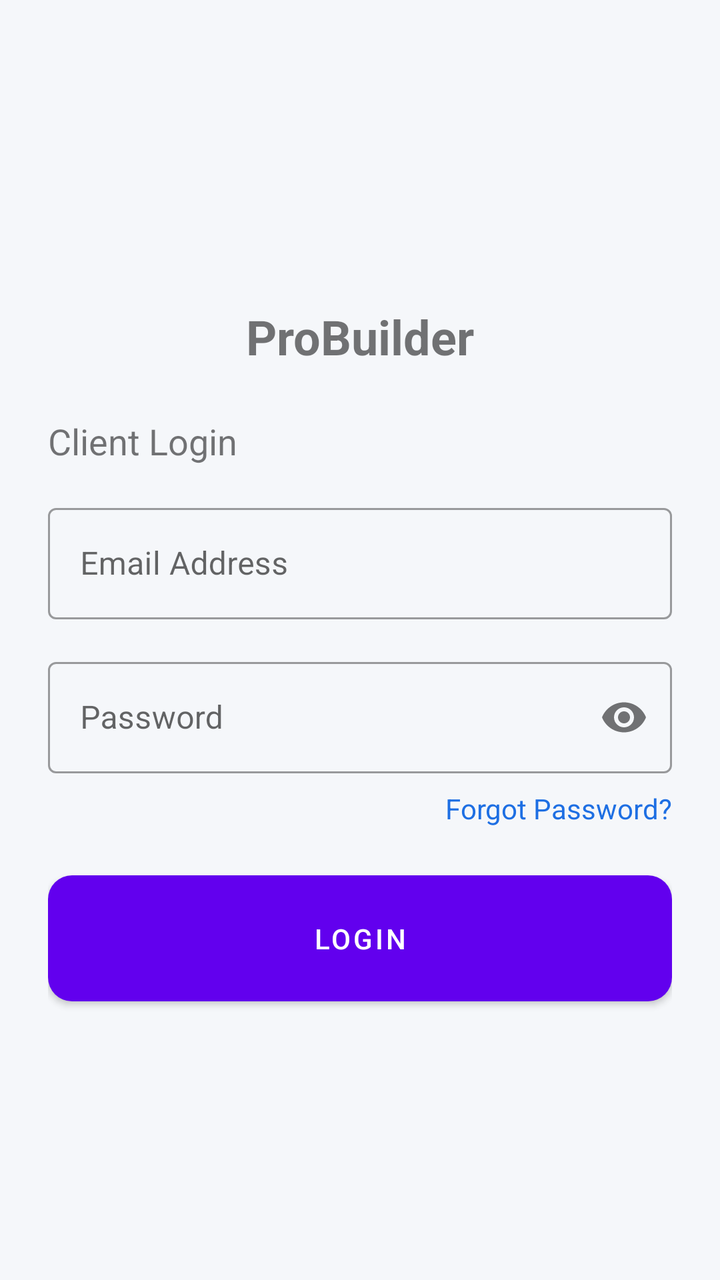
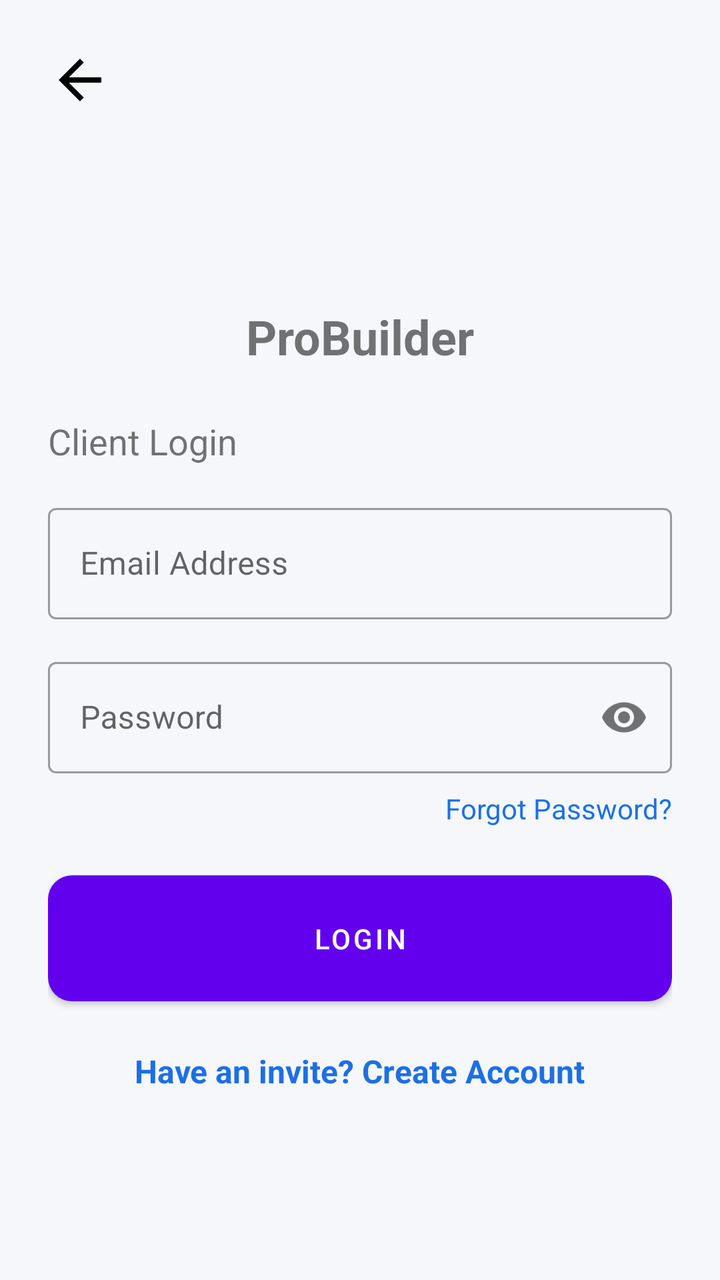

Screens rendered from an Android XML layout before and after an edit, with the pre-edit source and the edit as a unified diff.
<!-- AndroidManifest.xml: application theme Theme.ProBuilder -->
<!-- res/layout/activity_client_login.xml -->
<?xml version="1.0" encoding="utf-8"?>
<RelativeLayout xmlns:android="http://schemas.android.com/apk/res/android"
    xmlns:app="http://schemas.android.com/apk/res-auto"
    xmlns:tools="http://schemas.android.com/tools"
    android:layout_width="match_parent"
    android:layout_height="match_parent"
    android:background="#F5F7FA"
    android:padding="24dp"
    tools:context=".ClientLoginActivity">

    <LinearLayout
        android:id="@+id/headerLayout"
        android:layout_width="wrap_content"
        android:layout_height="wrap_content"
        android:layout_centerHorizontal="true"
        android:layout_marginTop="32dp"
        android:layout_marginBottom="24dp"
        android:gravity="center"
        android:orientation="vertical">

        <ImageView
            android:id="@+id/logoImageView"
            android:layout_width="80dp"
            android:layout_height="80dp"
            android:src="@mipmap/ic_launcher" />

        <TextView
            android:layout_width="wrap_content"
            android:layout_height="wrap_content"
            android:layout_marginTop="16dp"
            android:text="ProBuilder"
            android:textSize="24sp"
            android:textStyle="bold" />

    </LinearLayout>

    <TextView
        android:id="@+id/tvLoginTitle"
        android:layout_width="wrap_content"
        android:layout_height="wrap_content"
        android:layout_below="@id/headerLayout"
        android:layout_marginBottom="16dp"
        android:text="Client Login"
        android:textSize="18sp" />

    <com.google.android.material.textfield.TextInputLayout
        android:id="@+id/tilEmail"
        style="@style/Widget.MaterialComponents.TextInputLayout.OutlinedBox"
        android:layout_width="match_parent"
        android:layout_height="wrap_content"
        android:layout_below="@+id/tvLoginTitle"
        android:hint="Email Address">

        <com.google.android.material.textfield.TextInputEditText
            android:id="@+id/etEmail"
            android:layout_width="match_parent"
            android:layout_height="wrap_content"
            android:inputType="textEmailAddress" />

    </com.google.android.material.textfield.TextInputLayout>

    <com.google.android.material.textfield.TextInputLayout
        android:id="@+id/tilPassword"
        style="@style/Widget.MaterialComponents.TextInputLayout.OutlinedBox"
        android:layout_width="match_parent"
        android:layout_height="wrap_content"
        android:layout_below="@+id/tilEmail"
        android:layout_marginTop="16dp"
        app:passwordToggleEnabled="true"
        android:hint="Password">

        <com.google.android.material.textfield.TextInputEditText
            android:id="@+id/etPassword"
            android:layout_width="match_parent"
            android:layout_height="wrap_content"
            android:inputType="textPassword" />

    </com.google.android.material.textfield.TextInputLayout>

    <TextView
        android:id="@+id/tvForgotPassword"
        android:layout_width="wrap_content"
        android:layout_height="wrap_content"
        android:layout_below="@+id/tilPassword"
        android:layout_alignParentEnd="true"
        android:layout_marginTop="8dp"
        android:text="Forgot Password?"
        android:textColor="#1E6FE3" />

    <Button
        android:id="@+id/btnLogin"
        android:layout_width="match_parent"
        android:layout_height="wrap_content"
        android:layout_below="@+id/tvForgotPassword"
        android:layout_marginTop="24dp"
        android:background="@drawable/gradient_button_background"
        android:padding="16dp"
        android:text="Login"
        android:textColor="@android:color/white" />

</RelativeLayout>
<!-- resources referenced by this layout -->
<resources>
  <!-- drawable gradient_button_background (drawable) -->
  <?xml version="1.0" encoding="utf-8"?>
  <shape xmlns:android="http://schemas.android.com/apk/res/android"
      android:shape="rectangle">
      <gradient
          android:angle="0"
          android:startColor="#3A7BD5"
          android:endColor="#00D2FF"
          android:type="linear" />
      <corners android:radius="12dp" />
  </shape>
  <!-- mipmap ic_launcher (mipmap-anydpi-v26) -->
  <?xml version="1.0" encoding="utf-8"?>
  <adaptive-icon xmlns:android="http://schemas.android.com/apk/res/android">
      <background android:drawable="@drawable/ic_launcher_background"/>
      <foreground android:drawable="@mipmap/ic_launcher_foreground"/>
  </adaptive-icon>
  <style name="Theme.ProBuilder" parent="Theme.MaterialComponents.Light.NoActionBar">
          
          <item name="colorPrimary">@color/colorPrimary</item>
          <item name="colorPrimaryVariant">@color/colorPrimaryDark</item>
          <item name="colorOnPrimary">@color/white</item>
          
          <item name="colorSecondary">@color/colorAccent</item>
          <item name="colorSecondaryVariant">@color/colorAccent</item>
          <item name="colorOnSecondary">@color/white</item>
          
          <item name="android:statusBarColor">?attr/colorPrimaryVariant</item>
      </style>
  <!-- drawable ic_launcher_background: vector/xml drawable (drawable, 4866 chars, omitted) -->
  <color name="colorPrimary">#6200EE</color>
  <color name="colorPrimaryDark">#3700B3</color>
  <color name="white">#FFFFFF</color>
  <color name="colorAccent">#03DAC5</color>
</resources>

<!-- the commit's change to res/layout/activity_client_login.xml (unified diff, before → after) -->
@@ -7,6 +7,15 @@
     android:background="#F5F7FA"
     android:padding="24dp"
     tools:context=".ClientLoginActivity">
+
+    <ImageView
+        android:id="@+id/btnBack"
+        android:layout_width="32dp"
+        android:layout_height="32dp"
+        android:src="@drawable/ic_arrow_back_black"
+        android:contentDescription="Back"
+        android:layout_alignParentStart="true"
+        android:layout_alignParentTop="true" />
 
     <LinearLayout
         android:id="@+id/headerLayout"
@@ -98,4 +107,16 @@
         android:text="Login"
         android:textColor="@android:color/white" />
 
+    <TextView
+        android:id="@+id/tvRegisterLink"
+        android:layout_width="wrap_content"
+        android:layout_height="wrap_content"
+        android:layout_below="@+id/btnLogin"
+        android:layout_centerHorizontal="true"
+        android:layout_marginTop="24dp"
+        android:text="Have an invite? Create Account"
+        android:textSize="16sp"
+        android:textStyle="bold"
+        android:textColor="#1E6FE3" />
+
 </RelativeLayout>
<!-- resource entries referenced after the edit -->
@@ -11,6 +11,17 @@
           android:type="linear" />
       <corners android:radius="12dp" />
   </shape>
+  <!-- drawable ic_arrow_back_black (drawable) -->
+  <vector xmlns:android="http://schemas.android.com/apk/res/android"
+      android:width="24dp"
+      android:height="24dp"
+      android:viewportWidth="24"
+      android:viewportHeight="24"
+      android:autoMirrored="true">
+      <path
+          android:fillColor="#FF000000"
+          android:pathData="M20,11H7.83l5.59,-5.59L12,4l-8,8 8,8 1.41,-1.41L7.83,13H20v-2z"/>
+  </vector>
   <!-- mipmap ic_launcher (mipmap-anydpi-v26) -->
   <?xml version="1.0" encoding="utf-8"?>
   <adaptive-icon xmlns:android="http://schemas.android.com/apk/res/android">
@@ -28,11 +39,18 @@
           <item name="colorOnSecondary">@color/white</item>
           
           <item name="android:statusBarColor">?attr/colorPrimaryVariant</item>
+          <item name="android:windowAnimationStyle">@style/WindowAnimationTransition</item>
       </style>
   <!-- drawable ic_launcher_background: vector/xml drawable (drawable, 4866 chars, omitted) -->
   <color name="colorPrimary">#6200EE</color>
   <color name="colorPrimaryDark">#3700B3</color>
   <color name="white">#FFFFFF</color>
   <color name="colorAccent">#03DAC5</color>
+  <style name="WindowAnimationTransition">
+          <item name="android:activityOpenEnterAnimation">@anim/slide_in_right</item>
+          <item name="android:activityOpenExitAnimation">@anim/slide_out_left</item>
+          <item name="android:activityCloseEnterAnimation">@anim/slide_in_left</item>
+          <item name="android:activityCloseExitAnimation">@anim/slide_out_right</item>
+      </style>
 </resources>
 
